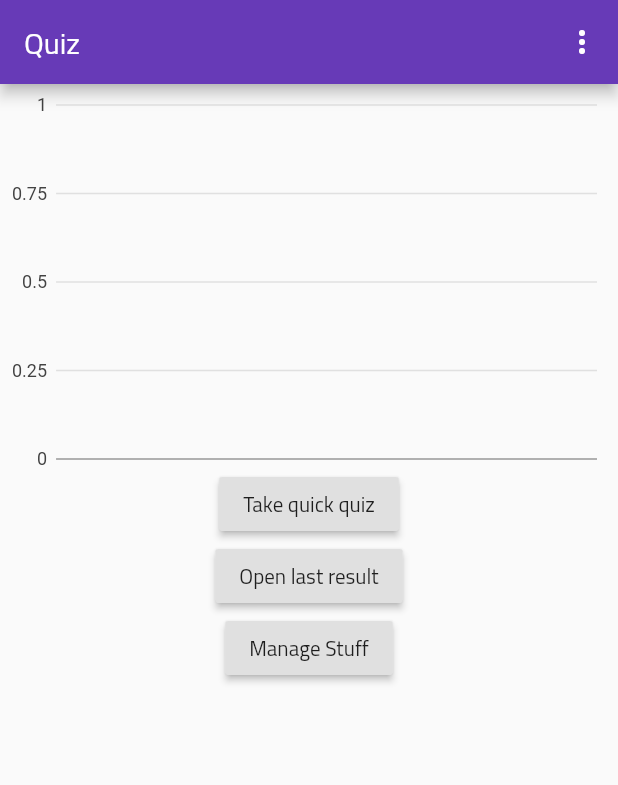
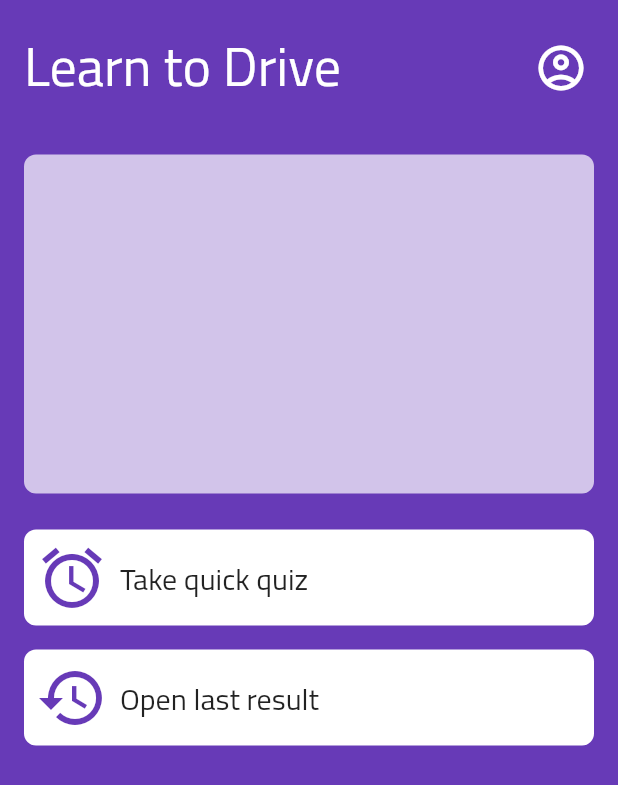
Before and after one commit to Digolodollarz/quiz-flutter, a Flutter app: the screen it shows once a user with an empty profile is signed in, on a phone screen of 412 x 824 dp. Shown: the top 785 px of the screen. Run offline on Flutter 3.47's test engine with Material 2 defaults, Android fonts, the phone set to English and light mode, and no system bars; our stand-ins replace cached_network_image, charts_flutter, cloud_firestore, firebase_analytics, firebase_auth, firebase_core; accounts and stored records are empty; generated files the repository leaves out were written again.

Commit message:
I didn't do anything

```diff
--- a/lib/main.dart
+++ b/lib/main.dart
@@ -1,6 +1,7 @@
 import 'package:firebase_auth/firebase_auth.dart';
 import 'package:firebase_core/firebase_core.dart';
 import 'package:flutter/material.dart';
+import 'package:flutter/services.dart';
 import 'package:provider/provider.dart';
 import 'package:quiz/src/auth/auth.dart';
 import 'package:quiz/src/quiz/quiz.dart';
@@ -11,12 +12,19 @@ import 'src/home/home.dart';
 void main() async {
   WidgetsFlutterBinding.ensureInitialized();
   await Firebase.initializeApp();
+
   runApp(MyApp());
 }
 
 class MyApp extends StatelessWidget {
   @override
   Widget build(BuildContext context) {
+
+    SystemChrome.setSystemUIOverlayStyle(SystemUiOverlayStyle(
+      // statusBarColor: Colors.white,
+      statusBarBrightness: Brightness.dark,
+      statusBarIconBrightness: Brightness.light,
+    ));
     return MultiProvider(
       providers: [
         Provider<AuthController>(
@@ -25,6 +33,7 @@ class MyApp extends StatelessWidget {
         ChangeNotifierProvider(create: (_) => QuizController()),
       ],
       child: MaterialApp(
+        debugShowCheckedModeBanner: false,
         title: 'Flutter Quiz App',
         theme: getAppTheme(),
         home: Builder(
--- a/lib/src/home/home.page.dart
+++ b/lib/src/home/home.page.dart
@@ -8,11 +8,33 @@ class HomePage extends StatefulWidget {
 class _HomePageState extends State<HomePage> {
   @override
   Widget build(BuildContext context) {
-    return Scaffold(
-      appBar: AppBar(
-        title: Text('Quiz'),
-        actions: [
+    return Material(
+      color: Theme.of(context).primaryColor,
+      child:
+          Consumer<QuizController>(builder: (context, quizController, child) {
+        return SafeArea(
+          child: Column(
+            children: [
+              Padding(
+                padding:
+                    const EdgeInsets.symmetric(horizontal: 16.0, vertical: 16),
+                child: Row(
+                  children: [
+                    Text(
+                      'Learn to Drive',
+                      style: TextStyle(
+                        color: Colors.white,
+                        fontWeight: FontWeight.w500,
+                        fontSize: 36,
+                      ),
+                    ),
+                    Spacer(),
                     PopupMenuButton(
+                      icon: Icon(
+                        Icons.account_circle_outlined,
+                        size: 36,
+                        color: Colors.white,
+                      ),
                       itemBuilder: (context) {
                         return [
                           PopupMenuItem(
@@ -24,14 +46,16 @@ class _HomePageState extends State<HomePage> {
                       onSelected: (String choice) {
                         switch (choice) {
                           case 'logout':
-                  Provider.of<AuthController>(context, listen: false).signOut();
+                            Provider.of<AuthController>(context, listen: false)
+                                .signOut();
                         }
                       },
                     ),
                   ],
                 ),
-      body: Consumer<QuizController>(builder: (context, quizController, child) {
-        return Container(
+              ),
+              Container(
+                padding: EdgeInsets.symmetric(horizontal: 16),
                 child: Column(
                   children: [
                     Visibility(
@@ -39,29 +63,83 @@ class _HomePageState extends State<HomePage> {
                       visible: quizController.loading,
                     ),
                     Container(
-                height: 256,
+                      decoration: BoxDecoration(
+                        color: Colors.white70,
+                        borderRadius: BorderRadius.circular(8),
+                      ),
+                      height: 226,
+                      margin: EdgeInsets.symmetric(vertical: 16),
                       child: charts.BarChart(
                         quizController.getHistoryGraph(),
                         animate: true,
                         defaultRenderer: new charts.BarRendererConfig(
-                      // By default, bar renderer will draw rounded bars with a constant
-                      // radius of 100.
-                      // To not have any rounded corners, use [NoCornerStrategy]
-                      // To change the radius of the bars, use [ConstCornerStrategy]
-                      cornerStrategy: const charts.ConstCornerStrategy(8)),
+                            cornerStrategy:
+                                const charts.ConstCornerStrategy(8)),
+                        primaryMeasureAxis: charts.NumericAxisSpec(
+                            renderSpec: charts.NoneRenderSpec()),
+                        domainAxis: charts.OrdinalAxisSpec(
+                            renderSpec: charts.NoneRenderSpec()),
                       ),
                     ),
-              RaisedButton(
-                onPressed: () => random(context),
-                child: Text('Take quick quiz'),
+                    InkWell(
+                      onTap: () => random(context),
+                      child: Container(
+                        margin: EdgeInsets.only(top: 8, bottom: 8),
+                        decoration: BoxDecoration(
+                          borderRadius: BorderRadius.circular(8),
+                          color: Colors.white,
                         ),
-              RaisedButton(
-                onPressed: () => result(context, quizController.lastResult),
-                child: Text('Open last result'),
+                        child: Row(
+                          children: [
+                            Padding(
+                              padding: const EdgeInsets.all(8.0),
+                              child: Icon(
+                                Icons.alarm,
+                                size: 48,
+                                color: Theme.of(context).primaryColor,
                               ),
-              RaisedButton(
-                onPressed: open,
-                child: Text('Manage Stuff'),
+                            ),
+                            Text(
+                              'Take quick quiz',
+                              style: Theme.of(context).textTheme.headline6,
+                            ),
+                          ],
+                        ),
+                      ),
+                    ),
+                    InkWell(
+                      onTap: () => result(context, quizController.lastResult),
+                      child: Container(
+                        margin: EdgeInsets.only(top: 8, bottom: 8),
+                        decoration: BoxDecoration(
+                          borderRadius: BorderRadius.circular(8),
+                          color: Colors.white,
+                        ),
+                        child: Row(
+                          children: [
+                            Padding(
+                              padding: const EdgeInsets.all(8.0),
+                              child: Icon(
+                                Icons.history,
+                                size: 48,
+                                color: Theme.of(context).primaryColor,
+                              ),
+                            ),
+                            Text(
+                              'Open last result',
+                              style: Theme.of(context).textTheme.headline6,
+                            ),
+                          ],
+                        ),
+                      ),
+                    ),
+
+                    // RaisedButton(
+                    //   onPressed: open,
+                    //   child: Text('Manage Stuff'),
+                    // ),
+                  ],
+                ),
               ),
             ],
           ),
--- a/lib/src/quiz/quiz.controller.dart
+++ b/lib/src/quiz/quiz.controller.dart
@@ -89,7 +89,7 @@ class QuizController with ChangeNotifier {
     final historicSnapshots = _db
         .collection('users/$uuid/quizzes')
         .orderBy('id')
-        .limit(5)
+        .limit(10)
         .snapshots();
     historicSnapshots.listen((snap) {
       final data = snap.docs.map<Quiz>((e) {
@@ -107,11 +107,13 @@ class QuizController with ChangeNotifier {
           id: 'Previous results',
           data: this.historyData,
           domainFn: (quiz, _) => quiz.created.toString(),
-          measureFn: (quiz, _) => quiz.correct,
+          measureFn: (quiz, _) => quiz.correct * 4,
           colorFn: (quiz, _) =>
               ((quiz.correct ?? 0) / (quiz.total ?? 25)) > 0.88
                   ? charts.MaterialPalette.green.shadeDefault
-                  : charts.MaterialPalette.yellow.shadeDefault)
+                  : ((quiz.correct ?? 0) / (quiz.total ?? 25)) > 0.64
+                      ? charts.MaterialPalette.yellow.shadeDefault
+                      : charts.MaterialPalette.red.shadeDefault)
     ];
   }
 }
```
Also changed, not shown: 3 other files. Lines whose indentation alone changed are shown as unchanged.
